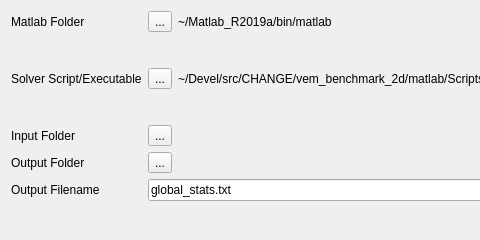
Old version of the form src/solversettingsdialog.ui in the repository DanielaCabiddu/PEMesh.2; both pictures show x 0 to 480 and y 0 to 240 of the 690 by 240 pixel window.
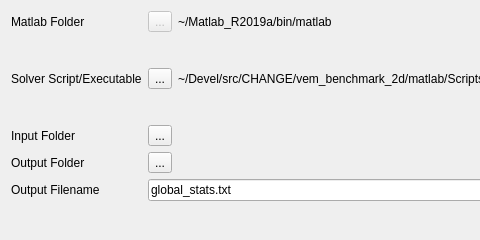
New version of the form.

Commit message: disable solver selection

```diff
--- a/src/solversettingsdialog.ui
+++ b/src/solversettingsdialog.ui
@@ -16,6 +16,9 @@
   <layout class="QGridLayout" name="gridLayout">
    <item row="0" column="1">
     <widget class="QToolButton" name="matlab_directory_btn">
+     <property name="enabled">
+      <bool>false</bool>
+     </property>
      <property name="text">
       <string>...</string>
      </property>
```
